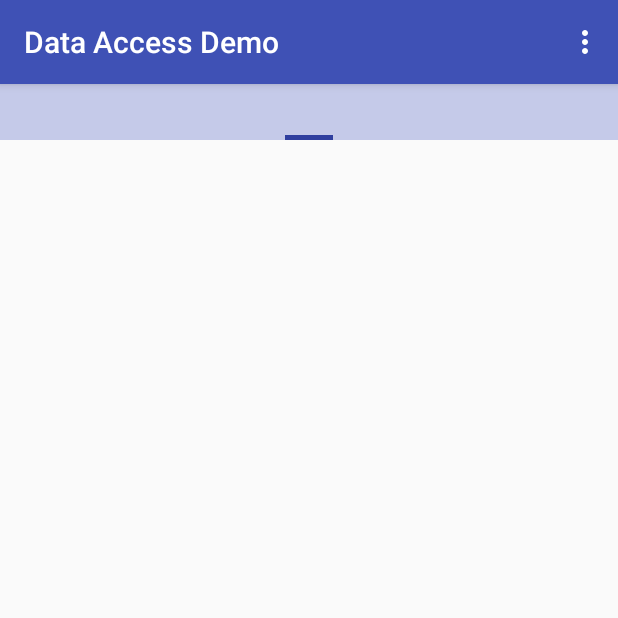
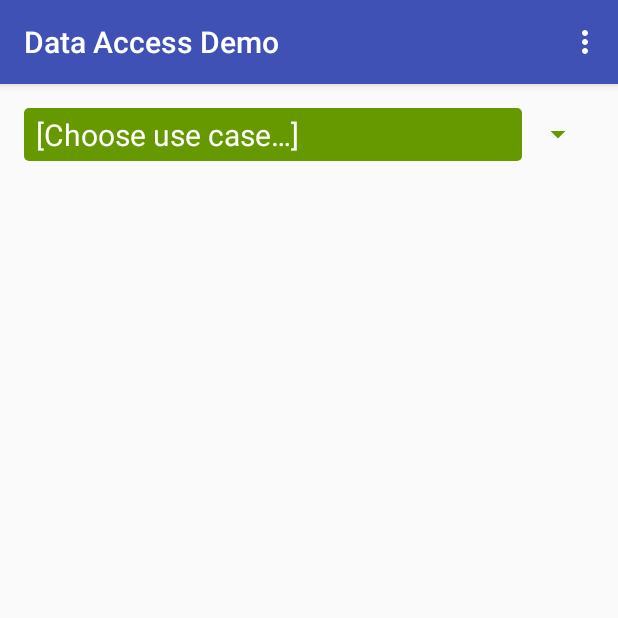
Before and after one commit to lemonboston/android-data-access-arch, an Android app: the screen it shows after launch (HomeActivity before the commit, MainActivity after it), on a phone screen of 412 x 824 dp, the top half of it. Run offline under Robolectric (Android 15) with nearby library versions, the phone set to English and light mode, and no system bars; our stand-ins replace ButterKnife, Dagger/Hilt's generated code; libraries missing offline, so code that uses them is left out: de.greenrobot.event; 2 statements that could not run were skipped.

Commit message:
Create single activity with spinner design and initial wirings.

```diff
--- a/app/src/main/AndroidManifest.xml
+++ b/app/src/main/AndroidManifest.xml
@@ -14,7 +14,7 @@
         android:theme="@style/AppTheme">
 
         <activity
-            android:name="com.gk.daas.screen.home.HomeActivity"
+            android:name=".screen.main.MainActivity"
             android:label="@string/HomeActivity_label">
             <intent-filter android:label="@string/app_name">
                 <action android:name="android.intent.action.MAIN" />
--- a/app/src/main/java/com/gk/daas/data/network/DataAccessService.java
+++ b/app/src/main/java/com/gk/daas/data/network/DataAccessService.java
@@ -75,15 +75,15 @@ public class DataAccessService extends Service implements TaskCounter.AllTasksFi
     }
 
     private void handleIntent(Intent intent) {
-        NetworkUseCase useCase = intentHelper.extractNetworkUseCase(intent);
+        UseCase useCase = intentHelper.extractNetworkUseCase(intent);
         switch (useCase) {
-            case GET_TEMP:
+            case COMBINED:
                 processGetTemp(intent);
                 break;
-            case GET_FORECAST_FOR_WARMEST_CITY:
+            case PARALLEL_AND_CHAINED:
                 processGetForecastForWarmer(intent);
                 break;
-            case GET_TEMP_OFFLINE_STORE:
+            case OFFLINE_STORAGE:
                 processGetTempOfflineStore(intent);
                 break;
         }
--- a/app/src/main/java/com/gk/daas/data/network/NetworkServiceIntentHelper.java
+++ b/app/src/main/java/com/gk/daas/data/network/NetworkServiceIntentHelper.java
@@ -14,14 +14,14 @@ public class NetworkServiceIntentHelper {
     public static final String KEY_CITY_1 = "key_city_1";
     public static final String KEY_CITY_2 = "key_city_2";
 
-    public NetworkUseCase extractNetworkUseCase(Intent intent) {
-        return NetworkUseCase.valueOf(intent.getAction());
+    public UseCase extractNetworkUseCase(Intent intent) {
+        return UseCase.valueOf(intent.getAction());
     }
 
     public Intent createGetTempIntent(String city) {
         Intent intent = new Intent();
         intent.setClassName(BuildConfig.APPLICATION_ID, DataAccessService.class.getName());
-        intent.setAction(NetworkUseCase.GET_TEMP.name());
+        intent.setAction(UseCase.COMBINED.name());
         intent.putExtra(KEY_CITY, city);
         return intent;
     }
@@ -29,7 +29,7 @@ public class NetworkServiceIntentHelper {
     public Intent createGetForecastForWarmerCity(String city1, String city2) {
         Intent intent = new Intent();
         intent.setClassName(BuildConfig.APPLICATION_ID, DataAccessService.class.getName());
-        intent.setAction(NetworkUseCase.GET_FORECAST_FOR_WARMEST_CITY.name());
+        intent.setAction(UseCase.PARALLEL_AND_CHAINED.name());
         intent.putExtra(KEY_CITY_1, city1);
         intent.putExtra(KEY_CITY_2, city2);
         return intent;
@@ -50,7 +50,7 @@ public class NetworkServiceIntentHelper {
     public Intent createGetTempOfflineStoreIntent(String city) {
         Intent intent = new Intent();
         intent.setClassName(BuildConfig.APPLICATION_ID, DataAccessService.class.getName());
-        intent.setAction(NetworkUseCase.GET_TEMP_OFFLINE_STORE.name());
+        intent.setAction(UseCase.OFFLINE_STORAGE.name());
         intent.putExtra(KEY_CITY, city);
         return intent;
     }
--- a/app/src/main/java/com/gk/daas/data/network/NetworkUseCase.java
+++ /dev/null
@@ -1,11 +0,0 @@
-package com.gk.daas.data.network;
-
-/**
- * @author Gabor_Keszthelyi
- */
-public enum NetworkUseCase {
-
-    GET_TEMP,
-    GET_TEMP_OFFLINE_STORE,
-    GET_FORECAST_FOR_WARMEST_CITY
-}
--- /dev/null
+++ b/app/src/main/java/com/gk/daas/data/network/UseCase.java
@@ -0,0 +1,40 @@
+package com.gk.daas.data.network;
+
+import android.content.Context;
+import android.support.annotation.StringRes;
+
+import com.gk.daas.R;
+
+import java.util.ArrayList;
+import java.util.List;
+
+/**
+ * @author Gabor_Keszthelyi
+ */
+public enum UseCase {
+
+    EMPTY_PLACEHOLDER(R.string.UseCase_Choose),
+
+    COMBINED(R.string.UseCase_Combined),
+    OFFLINE_STORAGE(R.string.UseCaseTitle_OfflineStorage),
+    PARALLEL_AND_CHAINED(R.string.UseCaseTitle_ParallelChained);
+
+    @StringRes
+    private final int titleResId;
+
+    UseCase(@StringRes int titleResId) {
+        this.titleResId = titleResId;
+    }
+
+    public static List<String> getTitles(Context context) {
+        List<String> titles = new ArrayList<>();
+        for (UseCase useCase : values()) {
+            titles.add(context.getString(useCase.titleResId));
+        }
+        return titles;
+    }
+
+    public static UseCase get(int position) {
+        return UseCase.values()[position];
+    }
+}
--- a/app/src/main/java/com/gk/daas/di/ActivityComponent.java
+++ b/app/src/main/java/com/gk/daas/di/ActivityComponent.java
@@ -3,6 +3,7 @@ package com.gk.daas.di;
 import com.gk.daas.core.BaseActivity;
 import com.gk.daas.screen.ParallelAndChainedCaseFragment;
 import com.gk.daas.screen.home.HomeActivity;
+import com.gk.daas.screen.main.MainActivity;
 import com.gk.daas.screen.usecases.basic.BasicCaseFragment;
 
 import dagger.Component;
@@ -20,10 +21,16 @@ public interface ActivityComponent {
 
     void inject(ParallelAndChainedCaseFragment parallelAndChainedCaseFragment);
 
+    void inject(MainActivity mainActivity);
+
     class Injector {
 
         public static void inject(HomeActivity homeActivity) {
             create(homeActivity).inject(homeActivity);
+        }
+
+        public static void inject(MainActivity mainActivity) {
+            create(mainActivity).inject(mainActivity);
         }
 
         public static void inject(BasicCaseFragment basicCaseFragment) {
--- a/app/src/main/java/com/gk/daas/di/ActivityModule.java
+++ b/app/src/main/java/com/gk/daas/di/ActivityModule.java
@@ -13,6 +13,8 @@ import com.gk.daas.framework.access.ViewToolkitImpl;
 import com.gk.daas.log.LogFactory;
 import com.gk.daas.screen.home.ErrorTranslator;
 import com.gk.daas.screen.home.ErrorTranslatorImpl;
+import com.gk.daas.screen.main.MainView;
+import com.gk.daas.screen.main.MainViewImpl;
 import com.gk.daas.widget.HomeFragmentPagerAdapter;
 
 import dagger.Module;
@@ -59,4 +61,10 @@ public class ActivityModule {
     public ViewFactory provideViewFactory() {
         return new ViewFactoryImpl(activity);
     }
+
+    @ActivityScope
+    @Provides
+    public MainView provideMainView(ViewToolkit viewToolkit) {
+        return new MainViewImpl(viewToolkit);
+    }
 }
--- /dev/null
+++ b/app/src/main/java/com/gk/daas/screen/main/MainActivity.java
@@ -0,0 +1,158 @@
+package com.gk.daas.screen.main;
+
+import android.os.Bundle;
+import android.view.Menu;
+import android.view.MenuInflater;
+import android.view.MenuItem;
+
+import com.gk.daas.R;
+import com.gk.daas.bus.Bus;
+import com.gk.daas.core.BaseActivity;
+import com.gk.daas.data.access.DataAccessInitiator;
+import com.gk.daas.data.event.GetTempStoreSuccessEvent;
+import com.gk.daas.data.network.DataAccessError;
+import com.gk.daas.data.network.UseCase;
+import com.gk.daas.di.ActivityComponent;
+import com.gk.daas.di.DevTweaks;
+import com.gk.daas.framework.access.Toaster;
+import com.gk.daas.screen.home.ErrorTranslator;
+import com.gk.daas.util.TemperatureFormatter;
+
+import javax.inject.Inject;
+
+import de.greenrobot.event.Subscribe;
+import de.greenrobot.event.ThreadMode;
+
+/**
+ * @author Gabor_Keszthelyi
+ */
+public class MainActivity extends BaseActivity {
+
+    @Inject
+    DataAccessInitiator dataAccessInitiator;
+
+    @Inject
+    Bus bus;
+
+    @Inject
+    TemperatureFormatter temperatureFormatter;
+
+    @Inject
+    ErrorTranslator errorTranslator;
+
+    @Inject
+    Toaster toaster;
+
+    @Inject
+    MainView view;
+
+    private DataAccessEventHandler eventHandler = new DataAccessEventHandler();
+
+    private UseCase currentUseCase = UseCase.EMPTY_PLACEHOLDER;
+
+    @Override
+    protected void onCreate(Bundle savedInstanceState) {
+        super.onCreate(savedInstanceState);
+        ActivityComponent.Injector.inject(this);
+
+        view.init();
+        view.setUseCaseTitles(UseCase.getTitles(this));
+        view.setUserActionListener(new UserActionHandler());
+
+        bus.register(eventHandler);
+    }
+
+    @Override
+    protected void onDestroy() {
+        super.onDestroy();
+        bus.unregister(eventHandler);
+    }
+
+    @Override
+    public boolean onCreateOptionsMenu(Menu menu) {
+        MenuInflater inflater = getMenuInflater();
+        inflater.inflate(R.menu.menu_home, menu);
+        return super.onCreateOptionsMenu(menu);
+    }
+
+    @Override
+    public boolean onOptionsItemSelected(MenuItem item) {
+        switch (item.getItemId()) {
+            case R.id.Menu_RealService:
+                DevTweaks.MOCK_WEATHER_SERVICE = false;
+                restartActivity();
+                return true;
+            case R.id.Menu_MockService:
+                DevTweaks.MOCK_WEATHER_SERVICE = true;
+                restartActivity();
+                return true;
+            default:
+                return super.onOptionsItemSelected(item);
+        }
+    }
+
+    private void restartActivity() {
+        finish();
+        startActivity(getIntent());
+    }
+
+    private class DataAccessEventHandler {
+
+        @Subscribe(threadMode = ThreadMode.MainThread)
+        public void onGetTempSuccess(GetTempStoreSuccessEvent event) {
+            view.hideProgressBar();
+            String temperature = temperatureFormatter.formatTempInKelvin(event.temp);
+            view.setResultText(temperature);
+        }
+
+        @Subscribe(threadMode = ThreadMode.MainThread)
+        public void onDataAccessFailure(DataAccessError error) {
+            view.hideProgressBar();
+            String errorMessage = errorTranslator.translate(error);
+            toaster.showToast(errorMessage);
+        }
+
+    }
+
+    private class UserActionHandler implements MainView.UserActionListener {
+
+        @Override
+        public void onUseCaseSelected(int position) {
+            MainActivity.this.currentUseCase = UseCase.get(position);
+
+            switch (currentUseCase) {
+                case EMPTY_PLACEHOLDER:
+                    view.hideEverything();
+                    break;
+                case COMBINED:
+                    view.showEverything();
+                    break;
+                case OFFLINE_STORAGE:
+                    view.showEverything();
+                    break;
+                case PARALLEL_AND_CHAINED:
+                    view.showEverything();
+                    break;
+            }
+        }
+
+        @Override
+        public void onExecuteButtonClick() {
+            view.showProgressBar();
+            String city = view.getCity1();
+            dataAccessInitiator.getTemperature_allInOne(city);
+
+            switch (currentUseCase) {
+                case EMPTY_PLACEHOLDER:
+                    break;
+                case COMBINED:
+                    break;
+                case OFFLINE_STORAGE:
+                    break;
+                case PARALLEL_AND_CHAINED:
+                    break;
+            }
+
+        }
+    }
+}
--- /dev/null
+++ b/app/src/main/java/com/gk/daas/screen/main/MainView.java
@@ -0,0 +1,34 @@
+package com.gk.daas.screen.main;
+
+import java.util.List;
+
+/**
+ * @author Gabor_Keszthelyi
+ */
+public interface MainView {
+
+    void init();
+
+    void setUseCaseTitles(List<String> titles);
+
+    void hideEverything();
+
+    void setUserActionListener(UserActionListener listener);
+
+    String getCity1();
+
+    void setResultText(String result);
+
+    void showEverything();
+
+    void hideProgressBar();
+
+    void showProgressBar();
+
+    interface UserActionListener {
+
+        void onUseCaseSelected(int position);
+
+        void onExecuteButtonClick();
+    }
+}
--- /dev/null
+++ b/app/src/main/java/com/gk/daas/screen/main/MainViewImpl.java
@@ -0,0 +1,144 @@
+package com.gk.daas.screen.main;
+
+import android.view.View;
+import android.view.ViewGroup;
+import android.widget.AdapterView;
+import android.widget.ArrayAdapter;
+import android.widget.Button;
+import android.widget.EditText;
+import android.widget.ProgressBar;
+import android.widget.Spinner;
+import android.widget.TextView;
+
+import com.gk.daas.R;
+import com.gk.daas.framework.access.ViewToolkit;
+
+import java.util.List;
+
+import butterknife.Bind;
+import butterknife.OnClick;
+
+/**
+ * @author Gabor_Keszthelyi
+ */
+public class MainViewImpl implements MainView {
+
+    @Bind(R.id.ResultText)
+    TextView resultTextView;
+
+    @Bind(R.id.ProgressBar)
+    ProgressBar progressBar;
+
+    @Bind(R.id.Button_Execute)
+    Button executeButton;
+
+    @Bind(R.id.Text_WeatherUseCase)
+    TextView weatherUseCase;
+
+    @Bind(R.id.TechnicalUseCase_Description)
+    TextView technicalUseCase;
+
+    @Bind(R.id.ImplementationDescription)
+    TextView implementationDescription;
+
+    @Bind(R.id.EditText_City1)
+    EditText city1Text;
+
+    @Bind(R.id.UseCase_Spinner)
+    Spinner useCaseSpinner;
+
+    @Bind(R.id.ExecuteArea)
+    ViewGroup executeArea;
+
+    @Bind(R.id.RequirementArea)
+    ViewGroup requirementArea;
+
+    @Bind(R.id.ImplementationArea)
+    ViewGroup implementationArea;
+
+    private final ViewToolkit viewToolkit;
+    private UserActionListener listener;
+
+    public MainViewImpl(ViewToolkit viewToolkit) {
+        this.viewToolkit = viewToolkit;
+    }
+
+    @Override
+    public void init() {
+        viewToolkit.setContentView(R.layout.activity_main);
+        viewToolkit.injectViews(this);
+
+        executeButton.setText(R.string.GetTemp_Button);
+        weatherUseCase.setText(R.string.WeatherUseCase_GetTemp);
+        technicalUseCase.setText(R.string.UseCase_Basic_Description);
+        implementationDescription.setText(R.string.UseCase_Basic_Implementation);
+    }
+
+    @Override
+    public void setUseCaseTitles(List<String> titles) {
+        ArrayAdapter<String> adapter = new ArrayAdapter<>(useCaseSpinner.getContext(), android.R.layout.simple_spinner_item, titles);
+        adapter.setDropDownViewResource(android.R.layout.simple_spinner_dropdown_item);
+        useCaseSpinner.setAdapter(adapter);
+        useCaseSpinner.setOnItemSelectedListener(new AdapterView.OnItemSelectedListener() {
+            @Override
+            public void onItemSelected(AdapterView<?> parent, View view, int position, long id) {
+                listener.onUseCaseSelected(position);
+            }
+
+            @Override
+            public void onNothingSelected(AdapterView<?> parent) {
+
+            }
+        });
+
+    }
+
+    @Override
+    public void hideEverything() {
+        executeArea.setVisibility(View.GONE);
+        requirementArea.setVisibility(View.GONE);
+        implementationArea.setVisibility(View.GONE);
+    }
+
+    @Override
+    public void showEverything() {
+        executeArea.setVisibility(View.VISIBLE);
+        requirementArea.setVisibility(View.VISIBLE);
+        implementationArea.setVisibility(View.VISIBLE);
+    }
+
+    @Override
+    public void hideProgressBar() {
+        progressBar.setVisibility(View.GONE);
+    }
+
+    @Override
+    public void showProgressBar() {
+        progressBar.setVisibility(View.VISIBLE);
+    }
+
+    @OnClick(R.id.Button_Execute)
+    void onExecuteButtonClick() {
+        listener.onExecuteButtonClick();
+    }
+
+    @Override
+    public void setUserActionListener(UserActionListener listener) {
+        this.listener = listener;
+    }
+
+    @Override
+    public String getCity1() {
+        return city1Text.getText().toString();
+    }
+
+    @Override
+    public void setResultText(String result) {
+        resultTextView.setText(result);
+    }
+
+    @OnClick(R.id.Button_Clear)
+    void onClearButtonClick() {
+        resultTextView.setText(null);
+    }
+}
--- /dev/null
+++ b/app/src/main/res/layout/activity_main.xml
@@ -0,0 +1,155 @@
+<?xml version="1.0" encoding="utf-8"?>
+<RelativeLayout xmlns:android="http://schemas.android.com/apk/res/android"
+                xmlns:tools="http://schemas.android.com/tools"
+                android:layout_width="match_parent"
+                android:layout_height="match_parent"
+                android:focusableInTouchMode="true">
+
+    <ScrollView
+        android:layout_width="match_parent"
+        android:layout_height="match_parent">
+
+        <LinearLayout
+            android:layout_width="match_parent"
+            android:layout_height="wrap_content"
+            android:orientation="vertical"
+            android:paddingLeft="@dimen/distance_default"
+            android:paddingRight="@dimen/distance_default">
+
+            <Spinner
+                android:id="@+id/UseCase_Spinner"
+                android:layout_width="match_parent"
+                android:layout_height="wrap_content"
+                android:layout_marginTop="@dimen/distance_default"
+                android:theme="@style/AppTheme"/>
+
+            <RelativeLayout
+                android:id="@+id/ExecuteArea"
+                android:layout_width="match_parent"
+                android:layout_height="wrap_content"
+                android:layout_marginTop="@dimen/distance_default"
+                android:background="@drawable/simple_frame"
+                android:padding="@dimen/distance_default"
+                android:visibility="gone"
+                tools:visibility="visible">
+
+                <TextView
+                    android:id="@+id/Text_WeatherUseCase"
+                    style="@style/TextDescription"
+                    android:layout_width="wrap_content"
+                    android:layout_height="wrap_content"
+                    android:layout_marginBottom="@dimen/distance_default"
+                    tools:text="@string/WeatherUseCase_GetTemp"/>
+
+                <EditText
+                    android:id="@+id/EditText_City1"
+                    style="@style/TextDescription"
+                    android:layout_width="wrap_content"
+                    android:layout_height="wrap_content"
+                    android:layout_below="@id/Text_WeatherUseCase"
+                    android:text="@string/City1_Default"/>
+
+                <EditText
+                    android:id="@+id/EditText_City2"
+                    style="@style/TextDescription"
+                    android:layout_width="wrap_content"
+                    android:layout_height="wrap_content"
+                    android:layout_below="@id/EditText_City1"
+                    android:text="@string/City2_Default"
+                    android:visibility="gone"/>
+
+                <Button
+                    android:id="@+id/Button_Execute"
+                    style="@style/ActionButtonStyle"
+                    android:layout_alignParentRight="true"
+                    android:layout_below="@id/EditText_City1"
+                    android:layout_marginTop="@dimen/distance_default"
+                    tools:text="@string/GetTemp_Button"/>
+
+                <TextView
+                    android:id="@+id/ResultText"
+                    style="@style/TextResult"
+                    android:layout_width="wrap_content"
+                    android:layout_height="wrap_content"
+                    android:layout_alignBaseline="@id/EditText_City1"
+                    android:layout_marginLeft="12dp"
+                    android:layout_marginRight="12dp"
+                    android:layout_toLeftOf="@+id/Button_Clear"
+                    android:layout_toRightOf="@id/EditText_City1"
+                    android:freezesText="true"
+                    android:gravity="center"
+                    android:hint="@string/Result_Text"/>
+
+                <Button
+                    android:id="@+id/Button_Clear"
+                    android:layout_width="20dp"
+                    android:layout_height="20dp"
+                    android:layout_alignBaseline="@id/ResultText"
+                    android:layout_alignParentRight="true"
+                    android:background="@android:drawable/ic_menu_close_clear_cancel"
+                    android:backgroundTint="@color/colorPrimary"/>
+
+            </RelativeLayout>
+
+            <LinearLayout
+                android:id="@+id/RequirementArea"
+                android:layout_width="match_parent"
+                android:layout_height="wrap_content"
+                android:orientation="vertical"
+                android:visibility="gone"
+                tools:visibility="visible">
+
+                <TextView
+                    style="@style/TextTitle"
+                    android:layout_width="wrap_content"
+                    android:layout_height="wrap_content"
+                    android:text="@string/RequirementTitle"/>
+
+                <TextView
+                    android:id="@+id/TechnicalUseCase_Description"
+                    style="@style/TextDescription"
+                    android:layout_width="wrap_content"
+                    android:layout_height="wrap_content"
+                    tools:text="@string/UseCase_Basic_Description"/>
+
+            </LinearLayout>
+
+            <LinearLayout
+                android:id="@+id/ImplementationArea"
+                android:layout_width="match_parent"
+                android:layout_height="wrap_content"
+                android:orientation="vertical"
+                android:visibility="gone"
+                tools:visibility="visible">
+
+                <TextView
+                    style="@style/TextTitle"
+                    android:layout_width="wrap_content"
+                    android:layout_height="wrap_content"
+                    android:text="@string/ImplementationTitle"/>
+
+                <TextView
+                    android:id="@+id/ImplementationDescription"
+                    style="@style/TextDescription"
+                    android:layout_width="wrap_content"
+                    android:layout_height="wrap_content"
+                    tools:text="@string/UseCase_Basic_Implementation"/>
+
+            </LinearLayout>
+
+            <Space
+                android:layout_width="match_parent"
+                android:layout_height="@dimen/distance_default"/>
+
+        </LinearLayout>
+    </ScrollView>
+
+    <com.gk.daas.widget.KeepVisibilityProgressBar
+        android:id="@+id/ProgressBar"
+        android:layout_width="64dp"
+        android:layout_height="64dp"
+        android:layout_centerInParent="true"
+        android:saveEnabled="true"
+        android:visibility="gone"/>
+
+</RelativeLayout>
--- a/app/src/main/res/values/strings.xml
+++ b/app/src/main/res/values/strings.xml
@@ -24,7 +24,7 @@
     </string>
 
     <!-- Parallel and Chained use case -->
-    <string name="UseCaseTitle_ParallelChained">Parallel and Chained calls</string>
+    <string name="UseCaseTitle_ParallelChained">Parallel&amp;Chained calls</string>
     <string name="WeatherUseCase_GetForecast">Get the 5 day forecast for the city that is warmer currently</string>
     <string name="GetForecast_Button">Get forecast</string>
     <string name="UseCase_ParallelChained_Description">
@@ -48,8 +48,14 @@
 
     <string name="Menu_RealService">Use Real Weather Service</string>
     <string name="Menu_MockService">Use Mock Weather Service</string>
+    <string name="City1_Default">Budapest</string>
     <string name="City2_Default">London</string>
-    <string name="City1_Default">Budapest</string>
+
+    <string name="UseCase_Choose">[Choose use case…]</string>
+    <string name="UseCase_Combined">Combined use case</string>
+    <string name="UseCaseTitle_OfflineStorage">Offline Storage</string>
+    <string name="RequirementTitle">Use-case / Requirement</string>
+    <string name="ImplementationTitle">Implementation</string>
 
 
 </resources>
--- a/app/src/main/res/values/styles.xml
+++ b/app/src/main/res/values/styles.xml
@@ -8,6 +8,7 @@
         <item name="colorAccent">@color/colorAccent</item>
         <item name="android:textColorPrimary">@color/colorPrimaryDark</item>
         <item name="android:textColorSecondary">@color/colorAccent</item>
+        <item name="android:spinnerItemStyle">@style/SpinnerItemStyle</item>
     </style>
 
     <style name="TextTitle" parent="TextAppearance.AppCompat.Title">
@@ -41,11 +42,29 @@
     </style>
 
     <style name="NavigationButtonStyle" parent="ButtonStyle">
-        <item name="android:background">@android:color/holo_blue_dark</item>
+        <item name="android:background">@android:color/holo_blue_dark</item>N
     </style>
 
     <style name="TabStyle" parent="TextTitle">
         <item name="android:background">@color/colorPrimaryLight</item>
     </style>
 
+    <style name="SpinnerItemStyle" parent="@style/Widget.AppCompat.TextView.SpinnerItem">
+        <item name="android:textSize">20sp</item>
+        <item name="android:textColor">@android:color/white</item>
+        <item name="android:background">@drawable/action_button_background</item>
+        <item name="android:paddingTop">4dp</item>
+        <item name="android:paddingBottom">4dp</item>
+    </style>
+    <!--
+         Spinner styles
+        <item name="spinnerStyle">@style/Widget.AppCompat.Spinner</item>
+        <item name="android:spinnerItemStyle">@style/Widget.AppCompat.TextView.SpinnerItem</item>
+        <item name="android:dropDownListViewStyle">@style/Widget.AppCompat.ListView.DropDown</item>
+
+         Required for use of support_simple_spinner_dropdown_item.xml
+        <item name="spinnerDropDownItemStyle">@style/Widget.AppCompat.DropDownItem.Spinner</item>
+        <item name="dropdownListPreferredItemHeight">?attr/listPreferredItemHeightSmall</item>
+        -->
+
 </resources>
```
